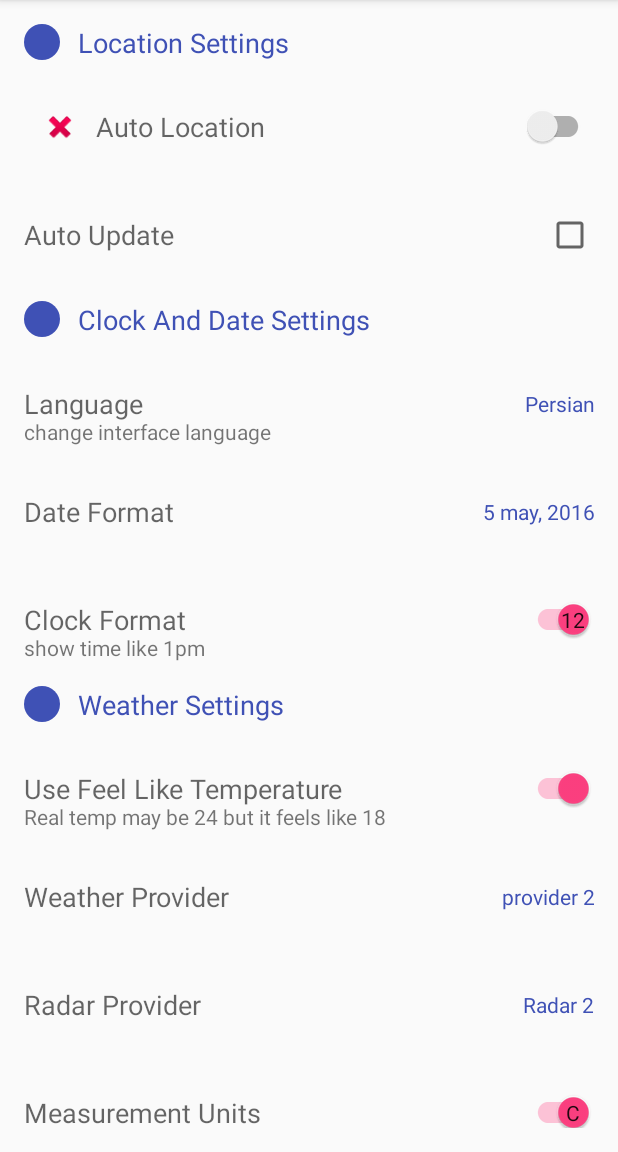
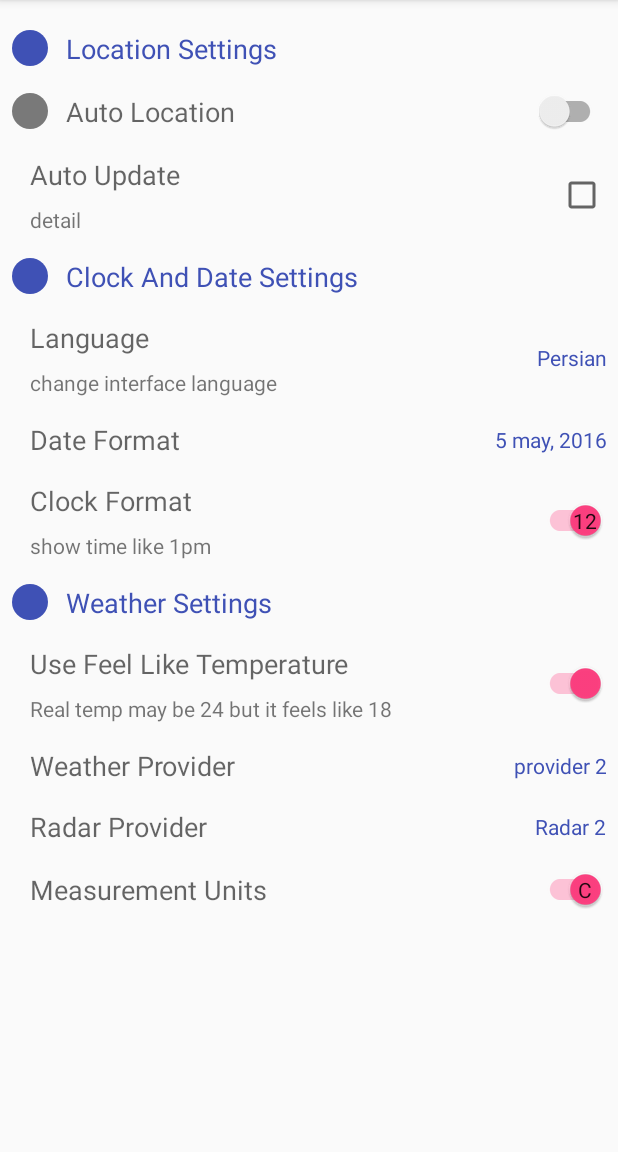
Before and after one commit to MRezaNasirloo/PreferenceZero, an Android app: the screen it shows after launch (MainActivity), on a phone screen of 412 x 824 dp, the part 84-1236 px from its top. Run offline under Robolectric (Android 15) with nearby library versions, the phone set to English and light mode, and no system bars.

Commit message:
FIx layouts problems 2.

```diff
--- a/app/src/main/res/layout/activity_main.xml
+++ b/app/src/main/res/layout/activity_main.xml
@@ -5,10 +5,7 @@
     xmlns:tools="http://schemas.android.com/tools"
     android:layout_width="match_parent"
     android:layout_height="match_parent"
-    android:paddingBottom="@dimen/activity_vertical_margin"
-    android:paddingLeft="@dimen/activity_horizontal_margin"
-    android:paddingRight="@dimen/activity_horizontal_margin"
-    android:paddingTop="@dimen/activity_vertical_margin"
+    android:layout_marginTop="@dimen/default_margin"
     tools:context="com.sixthsolution.materialpreferencesdemo.MainActivity"
     >
 
@@ -30,9 +27,8 @@
             android:id="@+id/preferences_auto_location"
             android:layout_width="match_parent"
             android:layout_height="wrap_content"
-            android:layout_marginTop="@dimen/activity_horizontal_margin"
             app:ep_default="false"
-            app:ep_icon="@android:drawable/ic_delete"
+            app:ep_icon="@drawable/default_icon"
             app:ep_key="pref_auto_location"
             app:ep_title="@string/auto_location"
             />
@@ -41,7 +37,6 @@
             android:id="@+id/preferences_auto_update"
             android:layout_width="match_parent"
             android:layout_height="wrap_content"
-            android:layout_marginTop="@dimen/activity_horizontal_margin"
             app:ep_default="false"
             app:ep_detail_on="Automatic Update"
             app:ep_key="pref_auto_update"
@@ -51,7 +46,6 @@
         <com.sixthsolution.materialpreferences.preferences.EasyPreferencesHeader
             android:layout_width="match_parent"
             android:layout_height="wrap_content"
-            android:layout_marginTop="@dimen/activity_horizontal_margin"
             app:ep_icon="@drawable/default_icon"
             app:ep_key="pref_header"
             app:ep_title="@string/clock_date_setting"
@@ -61,20 +55,18 @@
             android:id="@+id/preferences_choose_language"
             android:layout_width="match_parent"
             android:layout_height="wrap_content"
-            android:layout_marginTop="@dimen/activity_horizontal_margin"
             android:entries="@array/pref_language_list_entries"
             android:entryValues="@array/pref_language_list_value"
             app:ep_default="1"
+            app:ep_detail_on="change interface language"
             app:ep_key="pref_choose_language"
             app:ep_title="@string/language"
-            app:ep_detail_on="change interface language"
             />
 
         <com.sixthsolution.materialpreferences.preferences.lists.EasyPreferenceListDialog
             android:id="@+id/preferences_choose_date_format"
             android:layout_width="match_parent"
             android:layout_height="wrap_content"
-            android:layout_marginTop="@dimen/activity_horizontal_margin"
             android:entries="@array/pref_date_format_list_entries"
             android:entryValues="@array/pref_date_format_list_value"
             app:ep_default="1"
@@ -86,7 +78,6 @@
             android:id="@+id/preferences_clock_format"
             android:layout_width="match_parent"
             android:layout_height="wrap_content"
-            android:layout_marginTop="@dimen/activity_horizontal_margin"
             app:ep_default="true"
             app:ep_detail_off="show time like 13"
             app:ep_detail_on="show time like 1pm"
@@ -100,14 +91,12 @@
             app:ep_icon="@drawable/default_icon"
             app:ep_key="pref_header"
             app:ep_title="@string/weather_settings"
-            android:layout_marginTop="@dimen/activity_horizontal_margin"
             />
 
         <com.sixthsolution.materialpreferences.preferences.EasyPreferenceSwitch
             android:id="@+id/preferences_feel_temp"
             android:layout_width="match_parent"
             android:layout_height="wrap_content"
-            android:layout_marginTop="@dimen/activity_horizontal_margin"
             app:ep_default="true"
             app:ep_detail_on="Real temp may be 24 but it feels like 18"
             app:ep_key="pref_feel_temp"
@@ -119,7 +108,6 @@
             android:id="@+id/preferences_choose_weather_provider"
             android:layout_width="match_parent"
             android:layout_height="wrap_content"
-            android:layout_marginTop="@dimen/activity_horizontal_margin"
             android:entries="@array/pref_weather_provider_list_entries"
             android:entryValues="@array/pref_weather_provider_list_value"
             app:ep_default="1"
@@ -131,7 +119,6 @@
             android:id="@+id/preferences_choose_radar_provider"
             android:layout_width="match_parent"
             android:layout_height="wrap_content"
-            android:layout_marginTop="@dimen/activity_horizontal_margin"
             android:entries="@array/pref_radar_provider_list_entries"
             android:entryValues="@array/pref_radar_provider_list_value"
             app:ep_default="1"
@@ -143,12 +130,10 @@
             android:id="@+id/preferences_measurement_unit"
             android:layout_width="match_parent"
             android:layout_height="wrap_content"
-            android:layout_marginTop="@dimen/activity_horizontal_margin"
             app:ep_default="true"
             app:ep_key="pref_measurement_unit"
             app:ep_title="@string/measurement_unit"
             />
 
-
     </LinearLayout>
 </android.support.v4.widget.NestedScrollView>
--- a/material-preferences-lib/src/main/java/com/sixthsolution/materialpreferences/preferences/EasyPreferenceSwitchCompoundButton.java
+++ b/material-preferences-lib/src/main/java/com/sixthsolution/materialpreferences/preferences/EasyPreferenceSwitchCompoundButton.java
@@ -82,7 +82,7 @@ public abstract class EasyPreferenceSwitchCompoundButton extends EasyPreferenceB
             textViewDetail.setVisibility(VISIBLE);
             textViewDetail.setText(detailTextOFF);
         } else {
-            textViewDetail.setVisibility(INVISIBLE);
+            textViewDetail.setVisibility(GONE);
         }
     }
 }
--- a/material-preferences-lib/src/main/java/com/sixthsolution/materialpreferences/preferences/lists/EasyPreferenceListDialog.java
+++ b/material-preferences-lib/src/main/java/com/sixthsolution/materialpreferences/preferences/lists/EasyPreferenceListDialog.java
@@ -76,7 +76,7 @@ public class EasyPreferenceListDialog extends EasyPreferenceDialog<Integer> {
 
         // show or hide detailText
         if (detailTextON == null) {
-            tvDetail.setVisibility(INVISIBLE);
+            tvDetail.setVisibility(GONE);
         } else {
             tvDetail.setVisibility(VISIBLE);
             tvDetail.setText(detailTextON);
--- a/material-preferences-lib/src/main/res/layout/easy_preference_checkbox.xml
+++ b/material-preferences-lib/src/main/res/layout/easy_preference_checkbox.xml
@@ -1,33 +1,36 @@
 <?xml version="1.0" encoding="utf-8"?>
-<RelativeLayout
+<LinearLayout
     android:id="@+id/preference_layout"
     xmlns:android="http://schemas.android.com/apk/res/android"
     android:layout_width="match_parent"
     android:layout_height="wrap_content"
+    android:padding="@dimen/easy_padding"
+    android:orientation="horizontal"
+    android:gravity="center_vertical"
     >
-
 
     <ImageView
         android:id="@+id/easy_icon"
         android:layout_width="@dimen/easy_icon_size"
         android:layout_height="@dimen/easy_icon_size"
-        android:layout_alignParentLeft="true"
-        android:layout_alignParentStart="true"
-        android:layout_centerVertical="true"
-        android:layout_margin="@dimen/default_margin"
         android:src="@mipmap/ic_launcher"
         android:visibility="visible"
         />
+
+    <LinearLayout
+        android:layout_width="0dp"
+        android:layout_height="wrap_content"
+        android:layout_weight="1"
+        android:orientation="vertical"
+        android:gravity="center_vertical"
+        android:layout_marginLeft="12dp"
+        >
 
         <TextView
             android:id="@+id/easy_tittle"
             style="@style/TextAppearance.AppCompat.Medium"
             android:layout_width="wrap_content"
             android:layout_height="wrap_content"
-        android:layout_alignWithParentIfMissing="true"
-        android:layout_centerVertical="true"
-        android:layout_toEndOf="@id/easy_icon"
-        android:layout_toRightOf="@id/easy_icon"
             android:gravity="start"
             android:text="password status"
             />
@@ -37,23 +40,20 @@
             style="@style/TextAppearance.AppCompat.Small"
             android:layout_width="match_parent"
             android:layout_height="wrap_content"
-        android:layout_alignLeft="@id/easy_tittle"
-        android:layout_alignStart="@id/easy_tittle"
-        android:layout_below="@id/easy_tittle"
-        android:layout_marginTop="@dimen/default_margin"
             android:gravity="start"
             android:text="detail"
-        android:visibility="invisible"
+            android:visibility="visible"
+            android:layout_marginTop="@dimen/easy_padding"
             />
+
+    </LinearLayout>
 
     <android.support.v7.widget.AppCompatCheckBox
         android:id="@+id/easy_checkable"
         android:layout_width="wrap_content"
         android:layout_height="wrap_content"
-        android:layout_alignParentEnd="true"
-        android:layout_alignParentRight="true"
-        android:layout_centerVertical="true"
         android:clickable="false"
         android:focusable="false"
         />
-</RelativeLayout>
+
+</LinearLayout>
--- a/material-preferences-lib/src/main/res/layout/easy_preference_dialog.xml
+++ b/material-preferences-lib/src/main/res/layout/easy_preference_dialog.xml
@@ -1,44 +1,56 @@
 <?xml version="1.0" encoding="utf-8"?>
-<RelativeLayout
+<LinearLayout
     android:id="@+id/preference_layout"
     xmlns:android="http://schemas.android.com/apk/res/android"
     android:layout_width="match_parent"
     android:layout_height="wrap_content"
+    android:padding="@dimen/easy_padding"
+    android:orientation="horizontal"
+    android:gravity="center_vertical"
     >
 
     <ImageView
         android:id="@+id/easy_icon"
         android:layout_width="@dimen/easy_icon_size"
         android:layout_height="@dimen/easy_icon_size"
-        android:layout_alignParentLeft="true"
-        android:layout_alignParentStart="true"
-        android:layout_centerVertical="true"
-        android:layout_margin="@dimen/default_margin"
         android:src="@drawable/default_icon"
         />
+
+    <LinearLayout
+        android:layout_width="0dp"
+        android:layout_height="wrap_content"
+        android:layout_weight="1"
+        android:orientation="vertical"
+        android:gravity="center_vertical"
+        android:layout_marginLeft="12dp"
+        >
 
         <TextView
             android:id="@+id/easy_tittle"
             style="@style/TextAppearance.AppCompat.Medium"
             android:layout_width="wrap_content"
             android:layout_height="wrap_content"
-        android:layout_alignWithParentIfMissing="true"
-        android:layout_centerVertical="true"
-        android:layout_toEndOf="@id/easy_icon"
-        android:layout_toLeftOf="@+id/easy_summary"
-        android:layout_toRightOf="@id/easy_icon"
-        android:layout_toStartOf="@+id/easy_summary"
             android:gravity="start"
             android:text="password status"
             />
 
         <TextView
+            android:id="@+id/easy_detail"
+            style="@style/TextAppearance.AppCompat.Small"
+            android:layout_width="wrap_content"
+            android:layout_height="wrap_content"
+            android:layout_marginTop="@dimen/easy_padding"
+            android:gravity="start"
+            android:text="detail"
+            android:visibility="gone"
+            />
+
+    </LinearLayout>
+
+    <TextView
         android:id="@+id/easy_summary"
         android:layout_width="wrap_content"
         android:layout_height="wrap_content"
-        android:layout_alignParentEnd="true"
-        android:layout_alignParentRight="true"
-        android:layout_centerVertical="true"
         android:clickable="false"
         android:focusable="false"
         android:gravity="end"
@@ -46,18 +58,4 @@
         android:textColor="?attr/colorPrimary"
         />
 
-    <TextView
-        android:id="@+id/easy_detail"
-        style="@style/TextAppearance.AppCompat.Small"
-        android:layout_width="match_parent"
-        android:layout_height="wrap_content"
-        android:layout_alignLeft="@id/easy_tittle"
-        android:layout_alignStart="@id/easy_tittle"
-        android:layout_below="@id/easy_tittle"
-        android:layout_marginTop="@dimen/default_margin"
-        android:gravity="start"
-        android:text="detail"
-        android:visibility="invisible"
-        />
-
-</RelativeLayout>
+</LinearLayout>
--- a/material-preferences-lib/src/main/res/layout/easy_preference_switch.xml
+++ b/material-preferences-lib/src/main/res/layout/easy_preference_switch.xml
@@ -1,60 +1,57 @@
 <?xml version="1.0" encoding="utf-8"?>
-<RelativeLayout
+<LinearLayout
     android:id="@+id/preference_layout"
     xmlns:android="http://schemas.android.com/apk/res/android"
     android:layout_width="match_parent"
     android:layout_height="wrap_content"
+    android:padding="@dimen/easy_padding"
+    android:orientation="horizontal"
+    android:gravity="center_vertical"
     >
 
     <ImageView
         android:id="@+id/easy_icon"
         android:layout_width="@dimen/easy_icon_size"
         android:layout_height="@dimen/easy_icon_size"
-        android:layout_alignParentLeft="true"
-        android:layout_alignParentStart="true"
-        android:layout_centerVertical="true"
-        android:layout_margin="@dimen/default_margin"
         android:src="@drawable/default_icon"
         />
 
-    <android.support.v7.widget.SwitchCompat
-        android:id="@+id/easy_checkable"
-        android:layout_width="wrap_content"
+    <LinearLayout
+        android:layout_width="0dp"
         android:layout_height="wrap_content"
-        android:layout_alignParentEnd="true"
-        android:layout_alignParentRight="true"
-        android:layout_centerVertical="true"
-        android:clickable="false"
-        android:focusable="false"
-        />
+        android:orientation="vertical"
+        android:layout_weight="1"
+        android:gravity="center_vertical"
+        android:layout_marginLeft="12dp"
+        >
 
         <TextView
             android:id="@+id/easy_tittle"
             style="@style/TextAppearance.AppCompat.Medium"
             android:layout_width="wrap_content"
             android:layout_height="wrap_content"
-        android:layout_alignWithParentIfMissing="true"
-        android:layout_centerVertical="true"
-        android:layout_toEndOf="@id/easy_icon"
-        android:layout_toLeftOf="@id/easy_checkable"
-        android:layout_toRightOf="@id/easy_icon"
-        android:layout_toStartOf="@id/easy_checkable"
-        android:gravity="start"
+            android:layout_gravity="start"
             android:text="password status"
             />
 
         <TextView
             android:id="@+id/easy_detail"
             style="@style/TextAppearance.AppCompat.Small"
-        android:layout_width="match_parent"
+            android:layout_width="wrap_content"
             android:layout_height="wrap_content"
-        android:layout_alignLeft="@id/easy_tittle"
-        android:layout_alignStart="@id/easy_tittle"
-        android:layout_below="@id/easy_tittle"
-        android:layout_marginTop="@dimen/default_margin"
+            android:layout_marginTop="@dimen/easy_padding"
             android:gravity="start"
             android:text="detail"
-        android:visibility="invisible"
+            android:visibility="gone"
+            />
+    </LinearLayout>
+
+    <android.support.v7.widget.SwitchCompat
+        android:id="@+id/easy_checkable"
+        android:layout_width="wrap_content"
+        android:layout_height="wrap_content"
+        android:clickable="false"
+        android:focusable="false"
         />
 
-</RelativeLayout>
+</LinearLayout>
--- a/material-preferences-lib/src/main/res/layout/easy_preferences_group_header.xml
+++ b/material-preferences-lib/src/main/res/layout/easy_preferences_group_header.xml
@@ -3,7 +3,9 @@
     android:orientation="horizontal"
     android:layout_width="match_parent"
     android:layout_height="wrap_content"
-    android:gravity="center_vertical">
+    android:gravity="center_vertical"
+    android:padding="@dimen/easy_padding"
+    >
 
     <ImageView
         android:id="@+id/easy_group_icon"
--- a/material-preferences-lib/src/main/res/values/dimens.xml
+++ b/material-preferences-lib/src/main/res/values/dimens.xml
@@ -2,4 +2,5 @@
 <resources>
     <dimen name="easy_icon_size">24dp</dimen>
     <dimen name="default_margin">12dp</dimen>
+    <dimen name="easy_padding">8dp</dimen>
 </resources>
```
Lines whose indentation alone changed are shown as unchanged.
